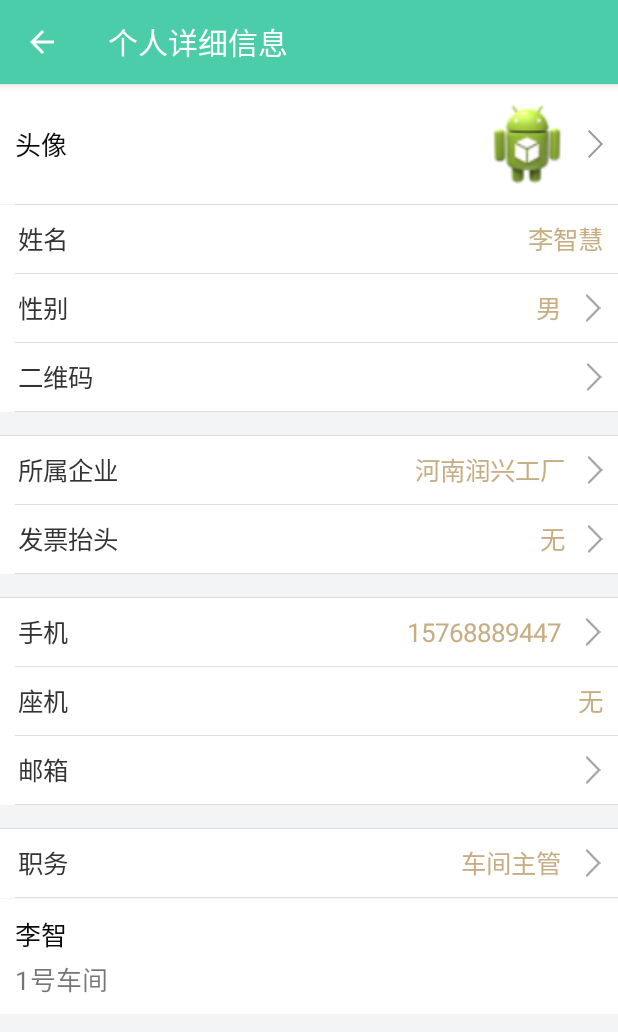
After one commit to Lion2003/APSDemo, an Android app: the UserProfileDetailActivity screen opened directly, with no data from a screen before it, on a phone screen of 412 x 824 dp. The commit adds this screen. Shown: the top 1032 px of the screen. Run offline under Robolectric (Android 15) with nearby library versions, the phone set to English and light mode, and no system bars.

Commit message:
新增个人信息详情UserProfileDetailActivity.java

```diff
--- a/app/src/main/AndroidManifest.xml
+++ b/app/src/main/AndroidManifest.xml
@@ -385,6 +385,10 @@
             android:screenOrientation="portrait"
             android:theme="@style/AppTheme.NoActionBar"/>
 
+        <activity android:name=".ui.UserProfileDetailActivity"
+            android:screenOrientation="portrait"
+            android:theme="@style/AppTheme.NoActionBar"/>
+
         <activity android:name=".ui.RemindNoticeListActivity"
             android:screenOrientation="portrait"
             android:theme="@style/AppTheme.NoActionBar"/>
--- a/app/src/main/java/com/yiaosi/aps/ui/MineFragment.java
+++ b/app/src/main/java/com/yiaosi/aps/ui/MineFragment.java
@@ -26,7 +26,7 @@ import com.yiaosi.aps.widget.EditItem;
 
 public class MineFragment extends EaseBaseFragment implements View.OnClickListener {
     private View view;
-    private EditItem newMsg, checkUpdate, feedBack, helpCenter;
+    private EditItem personInfo, newMsg, checkUpdate, feedBack, helpCenter;
     private Button logoutBtn;
 
     @Override
@@ -37,6 +37,7 @@ public class MineFragment extends EaseBaseFragment implements View.OnClickListen
 
     @Override
     protected void initView() {
+        personInfo = (EditItem) view.findViewById(R.id.efm_personalInfo);
         newMsg = (EditItem) view.findViewById(R.id.efm_new_msg);
         checkUpdate = (EditItem) view.findViewById(R.id.efm_check_update);
         feedBack = (EditItem) view.findViewById(R.id.efm_feedback);
@@ -47,6 +48,7 @@ public class MineFragment extends EaseBaseFragment implements View.OnClickListen
             logoutBtn.setText(getString(R.string.button_logout) + "(" + EMClient.getInstance().getCurrentUser() + ")");
         }
 
+        personInfo.setOnClickListener(this);
         newMsg.setOnClickListener(this);
         checkUpdate.setOnClickListener(this);
         feedBack.setOnClickListener(this);
@@ -62,6 +64,11 @@ public class MineFragment extends EaseBaseFragment implements View.OnClickListen
     @Override
     public void onClick(View v) {
         switch (v.getId()) {
+            case R.id.efm_personalInfo:
+                Intent it = new Intent(getActivity(), UserProfileActivity.class);
+                it.putExtra("isChat", false);
+                startActivity(it);
+                break;
             case R.id.btn_logout:
                 logout();
                 break;
--- a/app/src/main/java/com/yiaosi/aps/ui/UserProfileActivity.java
+++ b/app/src/main/java/com/yiaosi/aps/ui/UserProfileActivity.java
@@ -4,10 +4,12 @@ import android.content.Intent;
 import android.os.Bundle;
 import android.support.design.widget.CollapsingToolbarLayout;
 import android.support.design.widget.FloatingActionButton;
+import android.support.v7.widget.CardView;
 import android.support.v7.widget.Toolbar;
 import android.view.Gravity;
 import android.view.View;
 import android.widget.Button;
+import android.widget.Toast;
 
 import com.hyphenate.chatuidemo.Constant;
 import com.hyphenate.chatuidemo.ui.BaseActivity;
@@ -20,17 +22,19 @@ import com.yiaosi.aps.widget.EditItem;
  */
 
 public class UserProfileActivity extends BaseActivity {
+    private CardView cardView;
     private EditItem phone, homePhone, email;
     private FloatingActionButton fab;
     private Button btnSendMsg;
 
+    private boolean isChat;
     private String member;
 
     @Override
     protected void onCreate(Bundle arg0) {
         super.onCreate(arg0);
         setContentView(R.layout.activity_user_profile);
-
+        isChat = getIntent().getBooleanExtra("isChat", true);
         member = getIntent().getStringExtra(Constant.EXTRA_USER_ID);
 
         Toolbar mToolbar = (Toolbar) findViewById(R.id.toolbar);
@@ -44,6 +48,7 @@ public class UserProfileActivity extends BaseActivity {
             }
         });
 
+        cardView = (CardView) findViewById(R.id.cardView);
         phone = (EditItem) findViewById(R.id.aup_phone);
         homePhone = (EditItem) findViewById(R.id.aup_homePhone);
         email = (EditItem) findViewById(R.id.aup_email);
@@ -64,7 +69,11 @@ public class UserProfileActivity extends BaseActivity {
 //
 //        fab = (FloatingActionButton) findViewById(R.id.aup_sendMsg);
         btnSendMsg = (Button) findViewById(R.id.aup_btnSendMsg);
-//
+        if(isChat) {
+            btnSendMsg.setVisibility(View.VISIBLE);
+        } else {
+            btnSendMsg.setVisibility(View.GONE);
+        }
 //        fab.setOnClickListener(new View.OnClickListener() {
 //            @Override
 //            public void onClick(View v) {
@@ -84,5 +93,12 @@ public class UserProfileActivity extends BaseActivity {
                 startActivity(intent);
             }
         });
+        cardView.setOnClickListener(new View.OnClickListener() {
+            @Override
+            public void onClick(View v) {
+                Intent intent = new Intent(UserProfileActivity.this, UserProfileDetailActivity.class);
+                startActivity(intent);
+            }
+        });
     }
 }
--- /dev/null
+++ b/app/src/main/java/com/yiaosi/aps/ui/UserProfileDetailActivity.java
@@ -0,0 +1,32 @@
+package com.yiaosi.aps.ui;
+
+import android.os.Bundle;
+import android.support.v7.widget.Toolbar;
+import android.view.View;
+
+import com.hyphenate.chatuidemo.ui.BaseActivity;
+import com.yiaosi.aps.R;
+
+/**
+ * Created by Administrator on 2017-08-30.
+ */
+
+public class UserProfileDetailActivity extends BaseActivity {
+
+    @Override
+    protected void onCreate(Bundle arg0) {
+        super.onCreate(arg0);
+        setContentView(R.layout.activity_user_profile_detail);
+
+        Toolbar mToolbar = (Toolbar) findViewById(R.id.toolbar);
+//        mToolbar.setTitle(member);
+        mToolbar.setTitle("个人详细信息");
+        setSupportActionBar(mToolbar);
+        mToolbar.setNavigationOnClickListener(new View.OnClickListener() {
+            @Override
+            public void onClick(View v) {
+                finish();
+            }
+        });
+    }
+}
--- a/app/src/main/res/layout/activity_user_profile.xml
+++ b/app/src/main/res/layout/activity_user_profile.xml
@@ -34,6 +34,7 @@
             android:orientation="vertical"
             android:paddingBottom="20dip">
             <android.support.v7.widget.CardView
+                android:id="@+id/cardView"
                 android:layout_width="match_parent"
                 android:layout_height="wrap_content"
                 android:layout_marginLeft="@dimen/mp_17"
--- /dev/null
+++ b/app/src/main/res/layout/activity_user_profile_detail.xml
@@ -0,0 +1,181 @@
+<?xml version="1.0" encoding="utf-8"?>
+<android.support.design.widget.CoordinatorLayout
+    xmlns:android="http://schemas.android.com/apk/res/android"
+    xmlns:app="http://schemas.android.com/apk/res-auto"
+    xmlns:easeimageview="http://schemas.android.com/apk/res-auto"
+    xmlns:myitem="http://schemas.android.com/apk/res-auto"
+    android:background="@color/color_f3f4f6"
+    android:layout_width="match_parent"
+    android:layout_height="match_parent"
+    android:fitsSystemWindows="true">
+    <android.support.design.widget.AppBarLayout
+        android:id="@+id/appBar"
+        android:layout_width="match_parent"
+        android:layout_height="wrap_content"
+        android:theme="@style/ThemeOverlay.AppCompat.Dark.ActionBar">
+        <android.support.v7.widget.Toolbar
+            android:id="@+id/toolbar"
+            android:layout_width="match_parent"
+            android:layout_height="?attr/actionBarSize"
+            app:layout_scrollFlags="scroll|enterAlways"
+            android:background="@color/status_bar_color"
+            app:navigationIcon="?attr/homeAsUpIndicator"
+            app:popupTheme="@style/AppTheme.PopupOverlay" >
+        </android.support.v7.widget.Toolbar>
+    </android.support.design.widget.AppBarLayout>
+    <android.support.v4.widget.NestedScrollView
+        android:layout_width="match_parent"
+        android:layout_height="wrap_content"
+        app:layout_behavior="@string/appbar_scrolling_view_behavior">
+        <android.support.v7.widget.LinearLayoutCompat
+            android:layout_width="match_parent"
+            android:layout_height="match_parent"
+            android:orientation="vertical"
+            android:paddingBottom="20dip">
+            <RelativeLayout
+                android:layout_width="match_parent"
+                android:layout_height="wrap_content"
+                android:background="@drawable/select_white_nornal_gray_press">
+                <TextView
+                    android:layout_width="wrap_content"
+                    android:layout_height="wrap_content"
+                    android:layout_marginLeft="@dimen/mp_10"
+                    android:layout_centerVertical="true"
+                    android:text="头像"
+                    android:textSize="@dimen/f_17"
+                    android:textColor="@color/colorS"/>
+                <ImageView
+                    android:id="@+id/ic_arrow"
+                    android:layout_width="wrap_content"
+                    android:layout_height="wrap_content"
+                    android:layout_alignParentRight="true"
+                    android:layout_centerVertical="true"
+                    android:layout_marginRight="@dimen/mp_10"
+                    android:src="@drawable/dl_android"/>
+                <ImageView
+                    android:layout_width="60dp"
+                    android:layout_height="60dp"
+                    android:layout_centerVertical="true"
+                    android:layout_margin="@dimen/mp_10"
+                    android:layout_toLeftOf="@+id/ic_arrow"
+                    android:src="@drawable/ic_launcher"/>
+            </RelativeLayout>
+            <View
+                android:layout_width="match_parent"
+                android:layout_height="1px"
+                android:layout_marginLeft="@dimen/mp_10"
+                android:background="#ddd"/>
+            <com.yiaosi.aps.widget.EditItem
+                android:id="@+id/aupd_name"
+                android:layout_width="match_parent"
+                android:layout_height="wrap_content"
+                myitem:title="姓名"
+                myitem:arrmode="gone"
+                myitem:value="李智慧"/>
+            <com.yiaosi.aps.widget.EditItem
+                android:id="@+id/aupd_sex"
+                android:layout_width="match_parent"
+                android:layout_height="wrap_content"
+                myitem:title="性别"
+                myitem:arrmode="visible"
+                myitem:value="男"/>
+            <com.yiaosi.aps.widget.EditItem
+                android:id="@+id/aupd_rcode"
+                android:layout_width="match_parent"
+                android:layout_height="wrap_content"
+                myitem:title="二维码"
+                myitem:arrmode="visible"
+                myitem:value=""/>
+            <View
+                android:layout_width="match_parent"
+                android:layout_height="1px"
+                android:layout_marginTop="@dimen/mp_15"
+                android:background="#ddd"/>
+            <com.yiaosi.aps.widget.EditItem
+                android:id="@+id/aupd_company"
+                android:layout_width="match_parent"
+                android:layout_height="wrap_content"
+                myitem:title="所属企业"
+                myitem:arrmode="visible"
+                myitem:value="河南润兴工厂"/>
+            <com.yiaosi.aps.widget.EditItem
+                android:id="@+id/aupd_fapiao"
+                android:layout_width="match_parent"
+                android:layout_height="wrap_content"
+                myitem:title="发票抬头"
+                myitem:arrmode="visible"
+                myitem:value="无"/>
+            <View
+                android:layout_width="match_parent"
+                android:layout_height="1px"
+                android:layout_marginTop="@dimen/mp_15"
+                android:background="#ddd"/>
+            <com.yiaosi.aps.widget.EditItem
+                android:id="@+id/aupd_telephone"
+                android:layout_width="match_parent"
+                android:layout_height="wrap_content"
+                myitem:title="手机"
+                myitem:arrmode="visible"
+                myitem:value="15768889447"/>
+            <com.yiaosi.aps.widget.EditItem
+                android:id="@+id/aupd_homePhone"
+                android:layout_width="match_parent"
+                android:layout_height="wrap_content"
+                myitem:title="座机"
+                myitem:arrmode="gone"
+                myitem:value="无"/>
+            <com.yiaosi.aps.widget.EditItem
+                android:id="@+id/aupd_email"
+                android:layout_width="match_parent"
+                android:layout_height="wrap_content"
+                myitem:title="邮箱"
+                myitem:arrmode="visible"
+                myitem:value=""/>
+            <View
+                android:layout_width="match_parent"
+                android:layout_height="1px"
+                android:layout_marginTop="@dimen/mp_15"
+                android:background="#ddd"/>
+            <com.yiaosi.aps.widget.EditItem
+                android:id="@+id/aupd_position"
+                android:layout_width="match_parent"
+                android:layout_height="wrap_content"
+                myitem:title="职务"
+                myitem:arrmode="visible"
+                myitem:value="车间主管"/>
+            <RelativeLayout
+                android:layout_width="match_parent"
+                android:layout_height="wrap_content"
+                android:background="@color/white"
+                android:layout_marginTop="0.5px">
+                <TextView
+                    android:id="@+id/aup_userName"
+                    android:layout_width="wrap_content"
+                    android:layout_height="wrap_content"
+                    android:text="李智"
+                    android:textSize="@dimen/f_17"
+                    android:textColor="@color/colorS"
+                    android:layout_marginTop="@dimen/mp_10"
+                    android:layout_marginLeft="@dimen/mp_10"/>
+                <TextView
+                    android:id="@+id/aup_position"
+                    android:layout_width="wrap_content"
+                    android:layout_height="wrap_content"
+                    android:text="1号车间"
+                    android:textSize="@dimen/mp_17"
+                    android:layout_marginLeft="@dimen/mp_10"
+                    android:layout_marginTop="@dimen/mp_3"
+                    android:layout_marginBottom="@dimen/mp_10"
+                    android:layout_below="@+id/aup_userName"/>
+            </RelativeLayout>
+
+
+
+
+
+
+
+
+        </android.support.v7.widget.LinearLayoutCompat>
+    </android.support.v4.widget.NestedScrollView>
+</android.support.design.widget.CoordinatorLayout>
--- a/app/src/main/res/layout/em_fragment_mine.xml
+++ b/app/src/main/res/layout/em_fragment_mine.xml
@@ -27,10 +27,10 @@
                 android:background="#ddd"
                 android:layout_marginTop="20dp"/>
             <com.yiaosi.aps.widget.EditItem
-                android:id="@+id/efm_new_msg"
+                android:id="@+id/efm_personalInfo"
                 android:layout_width="match_parent"
                 android:layout_height="wrap_content"
-                myitem:title="新消息通知"
+                myitem:title="个人信息"
                 myitem:arrmode="visible"
                 myitem:valueColor="@color/gray_888888"
                 myitem:linemode="none"/>
@@ -44,6 +44,13 @@
                 android:layout_height="1px"
                 android:background="#ddd"
                 android:layout_marginTop="20dp"/>
+            <com.yiaosi.aps.widget.EditItem
+                android:id="@+id/efm_new_msg"
+                android:layout_width="match_parent"
+                android:layout_height="wrap_content"
+                myitem:title="新消息通知"
+                myitem:arrmode="visible"
+                myitem:valueColor="@color/gray_888888"/>
             <com.yiaosi.aps.widget.EditItem
                 android:id="@+id/efm_check_update"
                 android:layout_width="match_parent"
@@ -81,7 +88,7 @@
                 android:background="@drawable/em_button_login_bg"
                 android:text="@string/button_logout"
                 android:textColor="@android:color/white"
-                android:textSize="18sp" /> <!--android:background="@drawable/em_btn_style_alert_dialog_special"-->
+                android:textSize="18sp" /> <!--android:background="@drawable/em_btn_style_alert_dialog_special"  android:background="@drawable/em_button_login_bg"-->
             <!--
             <com.hyphenate.easeui.widget.EaseImageView
                 android:id="@+id/avatar"
```
